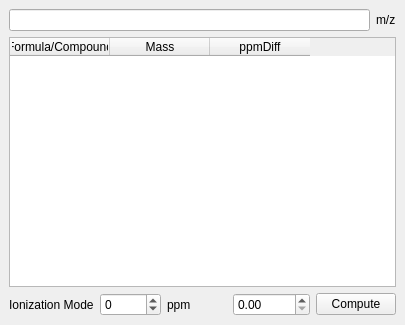
Qt form mzroll/forms/masscalcwidget.ui (eugenemel/maven) before a commit.
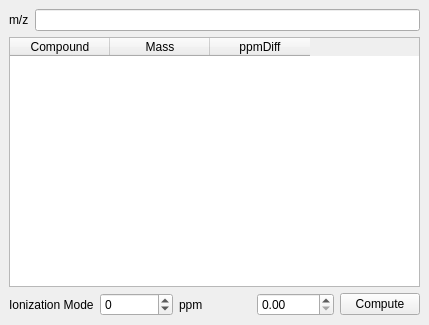
The same form after that commit.

Patch:
```diff
--- a/mzroll/forms/masscalcwidget.ui
+++ b/mzroll/forms/masscalcwidget.ui
@@ -6,7 +6,7 @@
    <rect>
     <x>0</x>
     <y>0</y>
-    <width>405</width>
+    <width>429</width>
     <height>325</height>
    </rect>
   </property>
@@ -23,9 +23,6 @@
    <layout class="QVBoxLayout" name="verticalLayout">
     <item>
      <layout class="QHBoxLayout" name="horizontalLayout_5">
-      <item>
-       <widget class="QLineEdit" name="lineEdit"/>
-      </item>
       <item>
        <widget class="QLabel" name="label">
         <property name="text">
@@ -33,6 +30,9 @@
         </property>
        </widget>
       </item>
+      <item>
+       <widget class="QLineEdit" name="lineEdit"/>
+      </item>
      </layout>
     </item>
     <item>
@@ -72,7 +72,7 @@
       </attribute>
       <column>
        <property name="text">
-        <string>Formula/Compound</string>
+        <string>Compound</string>
        </property>
       </column>
       <column>
```
Left out of the diff: 6 changed lines with no effect on the pictures.
